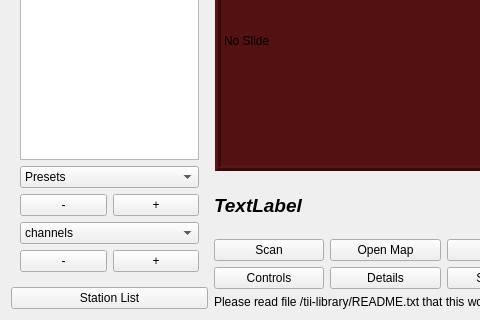
Qt form forms/dabradio.ui (tomneda/DABstar) before a commit; both pictures show x 0 to 480 and y 169 to 489 of the 874 by 489 pixel window.
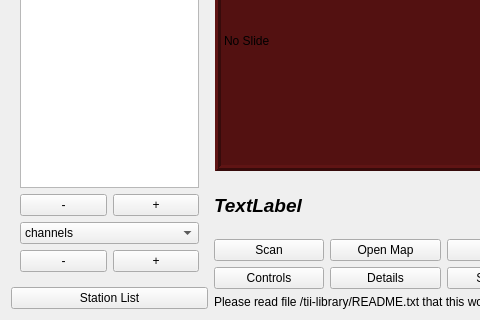
The same form after that commit. Custom widgets are drawn as their Qt base class.

What changed in the file:
```diff
--- a/forms/dabradio.ui
+++ b/forms/dabradio.ui
@@ -48,26 +48,7 @@
          </widget>
         </item>
         <item>
-         <layout class="QHBoxLayout" name="horizontalLayout_4">
-          <item>
-           <widget class="presetComboBox" name="presetSelector">
-            <property name="sizePolicy">
-             <sizepolicy hsizetype="Ignored" vsizetype="Fixed">
-              <horstretch>0</horstretch>
-              <verstretch>0</verstretch>
-             </sizepolicy>
-            </property>
-            <property name="toolTip">
-             <string>&lt;html&gt;&lt;head/&gt;&lt;body&gt;&lt;p&gt;Presets are shortcuts to services - possibly in ensembles in different channels - that are obtained by clicking with the &lt;span style=&quot; font-weight:600; font-style:italic;&quot;&gt;right &lt;/span&gt;mouse button on the name of the service &lt;span style=&quot; font-weight:600; font-style:italic;&quot;&gt;in the list of services when selected&lt;/span&gt;.&lt;/p&gt;&lt;p&gt;Removing a name from the presets is by selecting the service in this combobox and touching the right hand mouse button.&lt;/p&gt;&lt;/body&gt;&lt;/html&gt;</string>
-            </property>
-            <item>
-             <property name="text">
-              <string>Presets</string>
-             </property>
-            </item>
-           </widget>
-          </item>
-         </layout>
+         <layout class="QHBoxLayout" name="horizontalLayout_4"/>
         </item>
         <item>
          <layout class="QHBoxLayout" name="horizontalLayout_2">
@@ -493,11 +474,6 @@
   </layout>
  </widget>
  <customwidgets>
-  <customwidget>
-   <class>presetComboBox</class>
-   <extends>QComboBox</extends>
-   <header>presetcombobox.h</header>
-  </customwidget>
   <customwidget>
    <class>newPushButton</class>
    <extends>QPushButton</extends>
```
